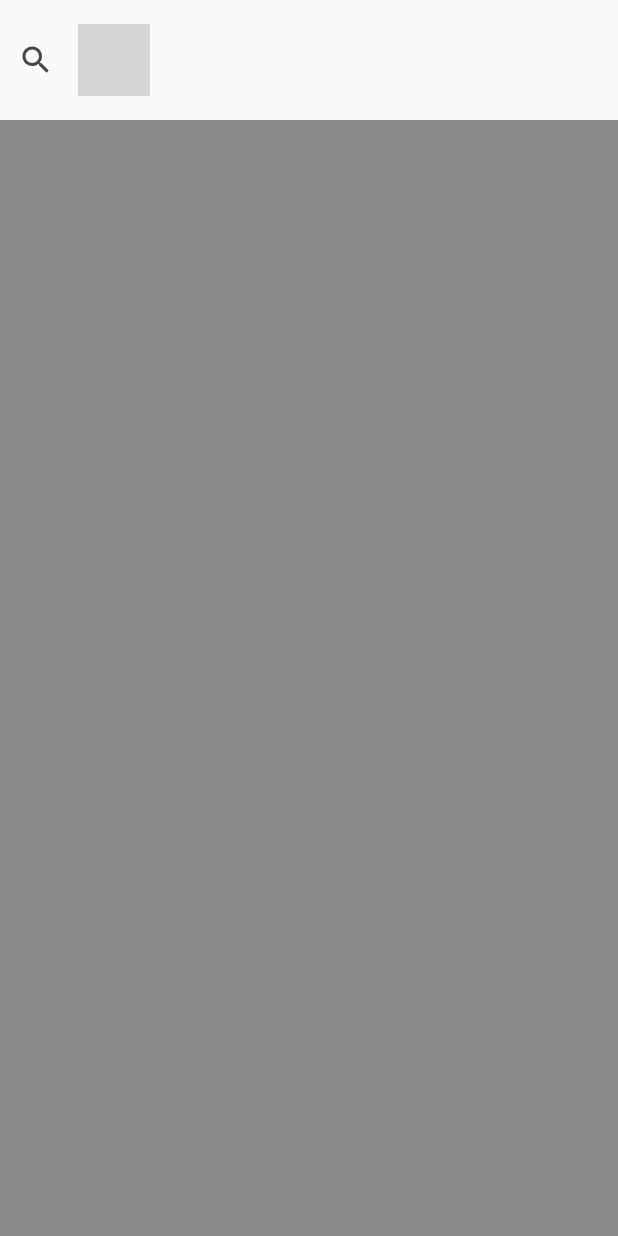
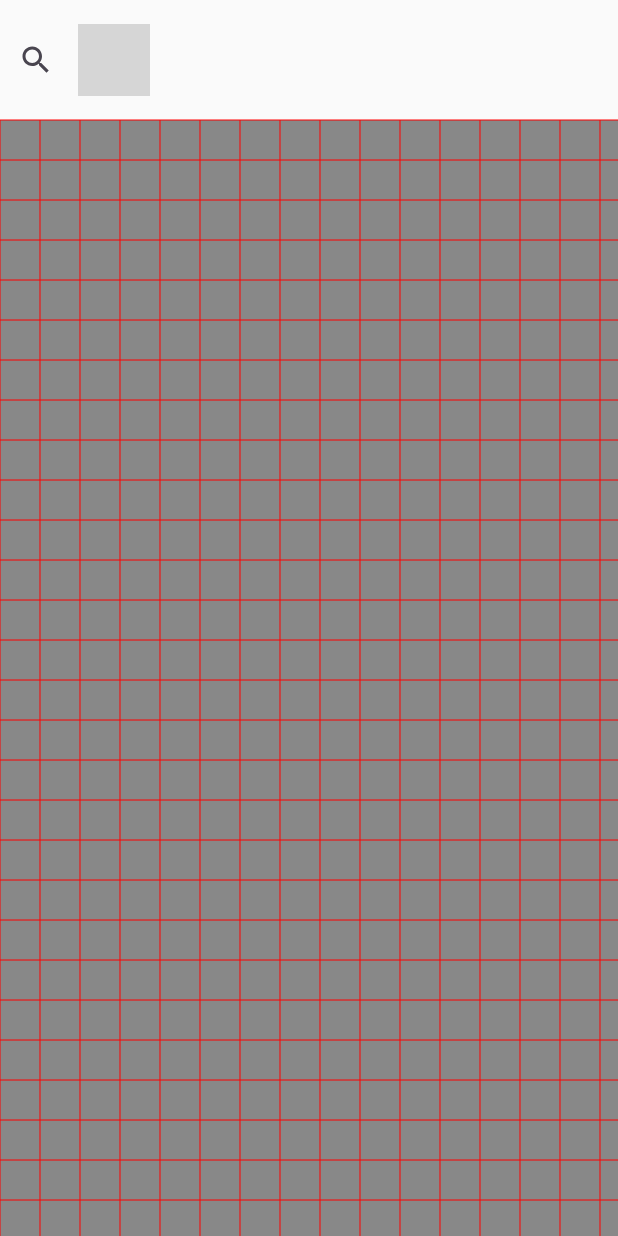
Before and after one commit to lerchenflo/Hallenmanager, an Android app built with Jetpack Compose: the screen it shows after launch (MainActivity), on a phone screen of 412 x 824 dp. Run offline under Robolectric (Android 15) with nearby library versions, the phone set to English and light mode, and no system bars; our stand-ins replace Compose Multiplatform resources; 1 statement that could not run was skipped; grey boxes are pictures that could not be loaded.

Commit message:
Zooming works

```diff
--- a/composeApp/src/commonMain/kotlin/com/lerchenflo/hallenmanager/presentation/MainScreen.kt
+++ b/composeApp/src/commonMain/kotlin/com/lerchenflo/hallenmanager/presentation/MainScreen.kt
@@ -2,6 +2,7 @@ package com.lerchenflo.hallenmanager.presentation
 
 import androidx.compose.foundation.Canvas
 import androidx.compose.foundation.gestures.detectTapGestures
+import androidx.compose.foundation.gestures.detectTransformGestures
 import androidx.compose.foundation.layout.Box
 import androidx.compose.foundation.layout.Column
 import androidx.compose.foundation.layout.Row
@@ -15,12 +16,22 @@ import androidx.compose.material3.OutlinedTextField
 import androidx.compose.material3.OutlinedTextFieldDefaults
 import androidx.compose.material3.Text
 import androidx.compose.runtime.Composable
+import androidx.compose.runtime.LaunchedEffect
+import androidx.compose.runtime.getValue
+import androidx.compose.runtime.mutableStateOf
+import androidx.compose.runtime.remember
+import androidx.compose.runtime.setValue
 import androidx.compose.ui.Modifier
+import androidx.compose.ui.geometry.Offset
 import androidx.compose.ui.graphics.Color
+import androidx.compose.ui.graphics.TransformOrigin
+import androidx.compose.ui.graphics.drawscope.withTransform
+import androidx.compose.ui.graphics.graphicsLayer
 import androidx.compose.ui.input.pointer.pointerInput
 import hallenmanager.composeapp.generated.resources.Res
 import hallenmanager.composeapp.generated.resources.searchbarhint
 import org.jetbrains.compose.resources.stringResource
+import org.jetbrains.compose.ui.tooling.preview.Preview
 import org.koin.compose.viewmodel.koinViewModel
 
 @Composable
@@ -52,12 +63,13 @@ fun MainScreen(
             modifier = Modifier
                 .fillMaxWidth()
         ) {
+
+            //Seach textfield
             OutlinedTextField(
+                modifier = Modifier.weight(1f),
                 value = state.searchterm,
                 maxLines = 1,
-                onValueChange = { onAction(MainScreenAction.onsearchtermChange(it)) }, //In da datenbank gits a suchfeature
-                modifier = Modifier
-                    .weight(1f),
+                onValueChange = { onAction(MainScreenAction.OnSearchtermChange(it)) }, //In da datenbank gits a suchfeature
                 placeholder = { Text(stringResource(Res.string.searchbarhint)) },
                 leadingIcon = {
                     Icon(
@@ -69,6 +81,8 @@ fun MainScreen(
                     unfocusedBorderColor = Color.Transparent
                 )
             )
+
+            //TODO: Layer dropdown
         }
 
 
@@ -76,23 +90,87 @@ fun MainScreen(
         Box(
             modifier = Modifier
                 .fillMaxWidth()
+                .weight(1f)
         ){
+
+            var localScale by remember { mutableStateOf(state.scale) }
+            var localOffset by remember { mutableStateOf(state.offset) }
+
+            LaunchedEffect(state.scale, state.offset) {
+                localScale = state.scale
+                localOffset = state.offset
+            }
+
             Canvas(
                 modifier = Modifier
-                    .fillMaxSize() //fill max size inside box
+                    .fillMaxSize()
+                    // Transform gestures (pinch/drag) first so multi-touch is handled well
+                    .pointerInput(Unit) {
+                        detectTransformGestures { centroid, pan, zoom, rotation ->
+                            val oldScale = localScale
+                            val newScale = (oldScale * zoom).coerceIn(0.5f, 8f)
+                            val scaleChangeFactor = newScale / oldScale
+
+                            // Keep point under centroid stable and add pan (in screen px)
+                            val newOffset = Offset(
+                                x = centroid.x - scaleChangeFactor * (centroid.x - localOffset.x) + pan.x,
+                                y = centroid.y - scaleChangeFactor * (centroid.y - localOffset.y) + pan.y
+                            )
+
+                            localScale = newScale
+                            localOffset = newOffset
+
+                            onAction(MainScreenAction.OnZoom(newScale, newOffset))
+                        }
+                    }
+                    .graphicsLayer {
+                        // Important: use top-left as transform origin so our math matches
+                        transformOrigin = TransformOrigin(0f, 0f)
+                        translationX = localOffset.x
+                        translationY = localOffset.y
+                        scaleX = localScale
+                        scaleY = localScale
+                    }
+                    // Separate pointerInput for taps/longpress so they don't steal events from transform detector
                     .pointerInput(Unit) {
                         detectTapGestures(
-                            onTap = { offset ->
-                                println("short click: $offset")
-                            },
-                            onLongPress = { offset ->
-                                println("long click: $offset")
-                            }
+                            onTap = { raw -> println("tap at $raw") },
+                            onLongPress = { raw -> println("long at $raw") }
                         )
                     }
-            ){
-                //Canvas body
-                drawRect(Color.Gray)
+            ) {
+                withTransform({
+                    // apply the *local* transform (not VM-state, so it reflects current gestures)
+                    translate(left = localOffset.x, top = localOffset.y)
+                    scale(localScale, localScale)
+                }) {
+                    // Background + grid (example)
+                    drawRect(Color.Gray)
+
+                    val spacingPx = 40f
+
+                    println("Line spacing: ${size.width / localScale} height ${size.height}")
+                    var x = 0f
+                    while (x <= size.width) {
+                        drawLine(
+                            color = Color.Red,
+                            start = Offset(x, 0f),
+                            end = Offset(x, size.height),
+                            strokeWidth = 1f / localScale
+                        )
+                        x += spacingPx
+                    }
+                    var y = 0f
+                    while (y <= size.height) {
+                        drawLine(
+                            color = Color.Red,
+                            start = Offset(0f, y),
+                            end = Offset(size.width, y),
+                            strokeWidth = 1f / localScale
+                        )
+                        y += spacingPx
+                    }
+                }
             }
 
 
@@ -101,5 +179,17 @@ fun MainScreen(
 
 
     }
+}
 
+
+@Preview(
+    showBackground = true,
+    name = "Mainscreen"
+)
+@Composable
+private fun MainScreenPreview() {
+    MainScreen(
+        state = MainScreenState(),
+        onAction = {}
+    )
 }
--- a/composeApp/src/commonMain/kotlin/com/lerchenflo/hallenmanager/presentation/MainScreenState.kt
+++ b/composeApp/src/commonMain/kotlin/com/lerchenflo/hallenmanager/presentation/MainScreenState.kt
@@ -1,11 +1,18 @@
 package com.lerchenflo.hallenmanager.presentation
 
+import androidx.compose.ui.geometry.Offset
+
 data class MainScreenState(
-    val searchterm: String = ""
+    val searchterm: String = "",
+    val scale: Float = 1f,
+    val offset: Offset = Offset.Zero,
+    val isDrawing: Boolean = false
 ) {
 }
 
 
 sealed interface MainScreenAction{
-    data class onsearchtermChange(val newsearchTerm: String) : MainScreenAction
+    data class OnSearchtermChange(val newsearchTerm: String) : MainScreenAction
+    data class OnZoom(val scale: Float, val offset: Offset) : MainScreenAction
+    data class OnStartDrawing(val offset: Offset) : MainScreenAction
 }
```
Also changed, not shown: composeApp/src/commonMain/kotlin/com/lerchenflo/hallenmanager/presentation/MainScreenViewmodel.kt (+8 -1 lines).
